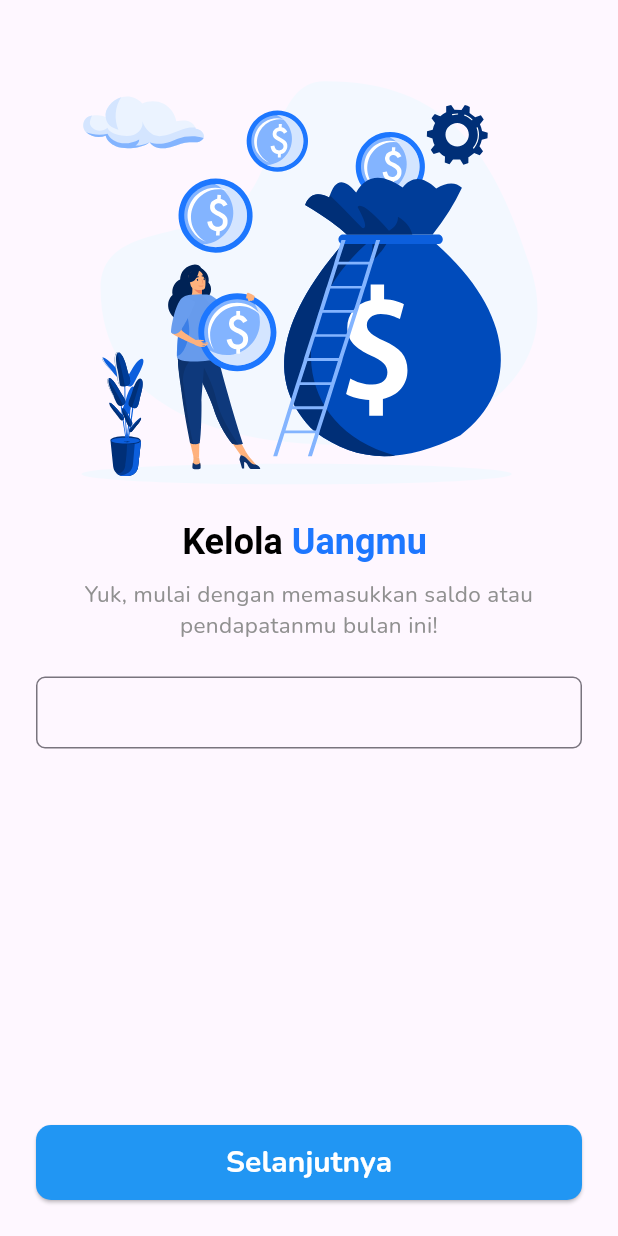
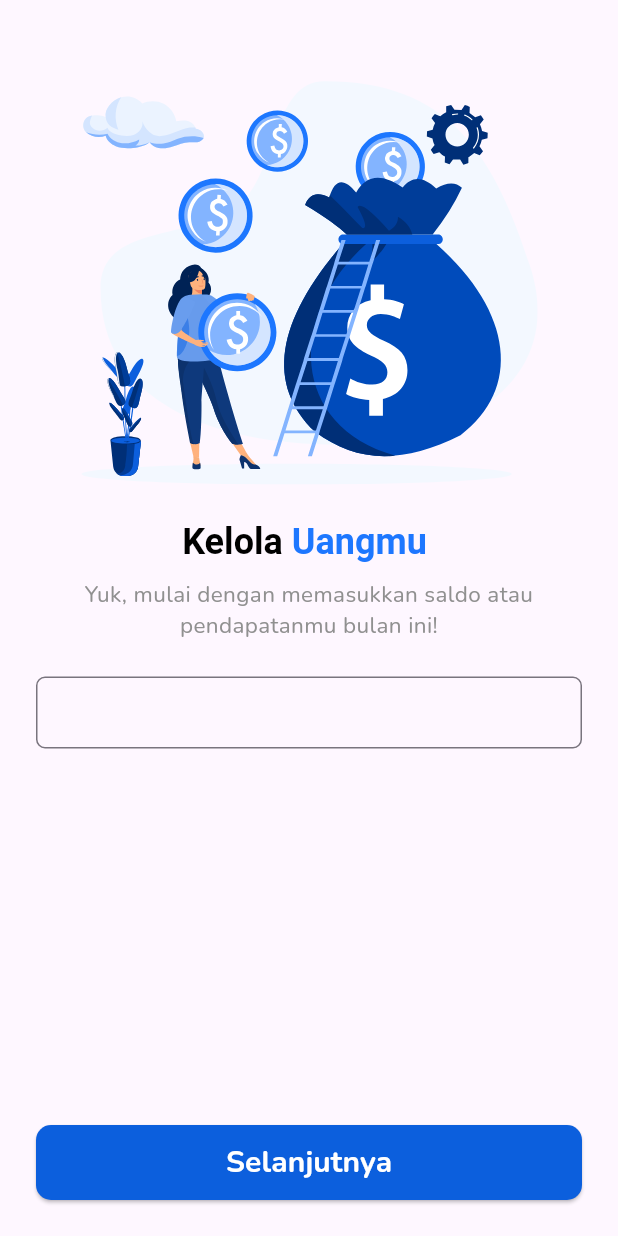
Before and after one commit to Reza1290/budgetin-app, a Flutter app: the screen it shows after launch, on a phone screen of 412 x 824 dp. Run offline on Flutter 3.47's test engine with Material 3 defaults, Android fonts, the phone set to English and light mode, and no system bars; our stand-ins replace drift, dropdown_button2, flutter_slidable, flutter_svg, sqlite3_flutter_libs; accounts and stored records are empty; generated files the repository leaves out were written again; project files that could hold a hidden picture were left out.

Commit message:
ubah warna button onboarding

```diff
--- a/lib/widgets/onboarding/button.dart
+++ b/lib/widgets/onboarding/button.dart
@@ -20,11 +20,11 @@ class ButtonCustom extends StatelessWidget {
         },
         style: ButtonStyle(
           backgroundColor: MaterialStateProperty.all<Color>(
-              blok ? Colors.blue : Colors.white),
+              blok ? Color(0xFF0C5FDD): Colors.white),
           shape: MaterialStateProperty.all<RoundedRectangleBorder>(
             RoundedRectangleBorder(
               borderRadius: BorderRadius.circular(10),
-              side: BorderSide(color: blok ? Colors.transparent : Colors.blue),
+              side: BorderSide(color: blok ? Colors.transparent : Color(0xFF0C5FDD)),
             ),
           ),
         ),
@@ -33,7 +33,7 @@ class ButtonCustom extends StatelessWidget {
           style: TextStyle(
             fontSize: 20,
             fontWeight: FontWeight.w700,
-            color: blok ? Colors.white : Colors.blue,
+            color: blok ? Colors.white : Color(0xFF0C5FDD),
           ),
         ),
       ),
```
